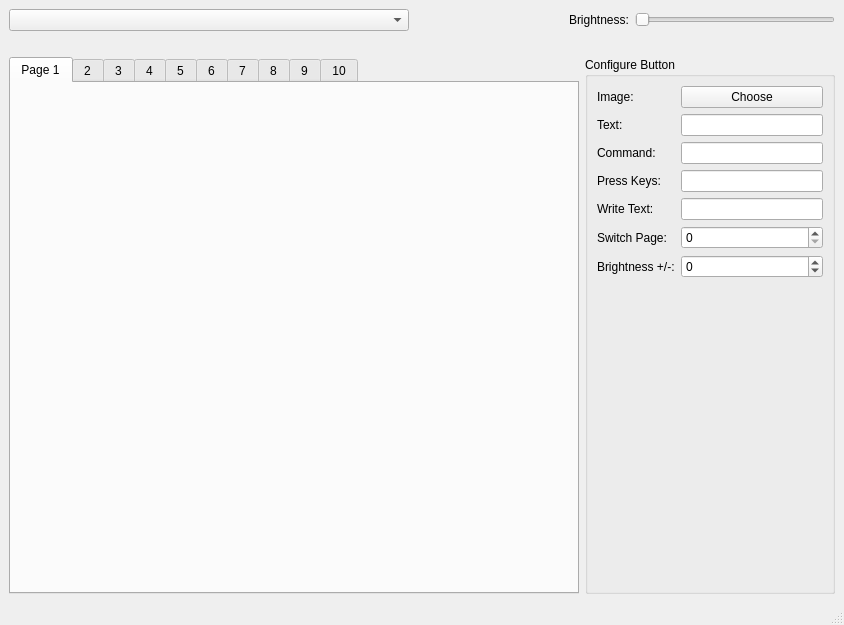
Before: the Qt Designer form streamdeck_ui/main.ui in timothycrosley/streamdeck-ui, drawn with Qt 5.
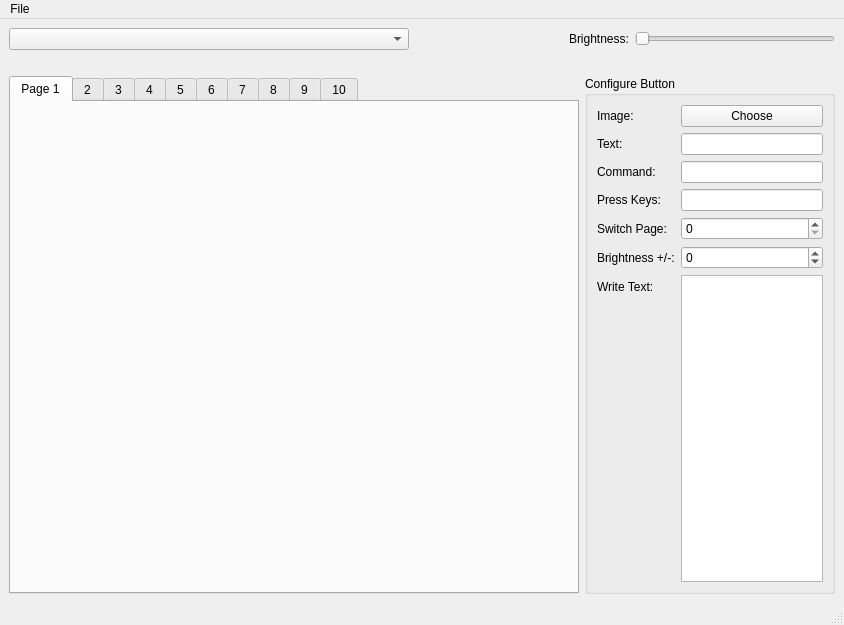
After: the same form once the commit is applied.

The edit to the form file:
```diff
--- a/streamdeck_ui/main.ui
+++ b/streamdeck_ui/main.ui
@@ -212,38 +212,24 @@
              <item row="3" column="1">
               <widget class="QLineEdit" name="keys"/>
              </item>
-             <item row="4" column="0">
+             <item row="6" column="0">
               <widget class="QLabel" name="label_6">
                <property name="text">
                 <string>Write Text:</string>
                </property>
               </widget>
              </item>
-             <item row="4" column="1">
-              <widget class="QLineEdit" name="write"/>
-             </item>
-             <item row="6" column="0">
-              <widget class="QLabel" name="label_7">
-               <property name="text">
-                <string>Brightness +/-:</string>
-               </property>
-              </widget>
-             </item>
              <item row="6" column="1">
-              <widget class="QSpinBox" name="change_brightness">
-               <property name="minimum">
-                <number>-99</number>
-               </property>
-              </widget>
+              <widget class="QPlainTextEdit" name="write"/>
              </item>
-             <item row="5" column="0">
+             <item row="4" column="0">
               <widget class="QLabel" name="label_8">
                <property name="text">
                 <string>Switch Page:</string>
                </property>
               </widget>
              </item>
-             <item row="5" column="1">
+             <item row="4" column="1">
               <widget class="QSpinBox" name="switch_page">
                <property name="minimum">
                 <number>0</number>
@@ -256,6 +242,20 @@
                </property>
               </widget>
              </item>
+             <item row="5" column="0">
+              <widget class="QLabel" name="label_7">
+               <property name="text">
+                <string>Brightness +/-:</string>
+               </property>
+              </widget>
+             </item>
+             <item row="5" column="1">
+              <widget class="QSpinBox" name="change_brightness">
+               <property name="minimum">
+                <number>-99</number>
+               </property>
+              </widget>
+             </item>
             </layout>
            </item>
           </layout>
@@ -276,6 +276,14 @@
      <height>30</height>
     </rect>
    </property>
+   <widget class="QMenu" name="menuFile">
+    <property name="title">
+     <string>File</string>
+    </property>
+    <addaction name="actionImport"/>
+    <addaction name="actionExport"/>
+   </widget>
+   <addaction name="menuFile"/>
   </widget>
   <widget class="QStatusBar" name="statusbar"/>
  </widget>
```
Left out of the diff: 10 changed lines with no effect on the pictures.
